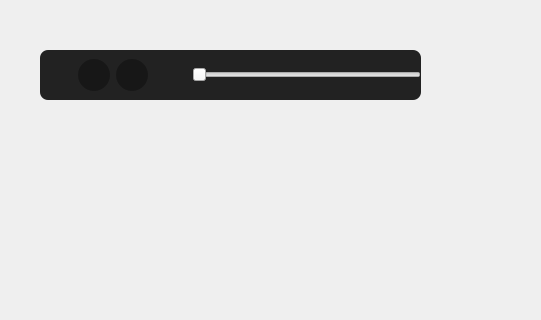
The window that OnlinePlayer/playerwidget.ui (barry-ran/OnlinePlayer) describes before a commit, drawn with Qt 5; both pictures show x 0 to 541 and y 0 to 320 of the 700 by 500 pixel window.
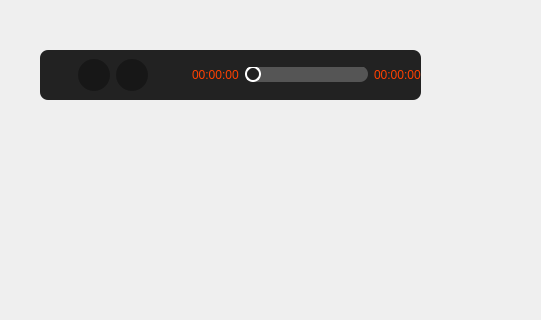
The same window after the commit. Icons and pictures are not drawn.

```diff
--- a/OnlinePlayer/playerwidget.ui
+++ b/OnlinePlayer/playerwidget.ui
@@ -37,6 +37,10 @@
 border-radius: 8px;
 }
 
+QLabel {
+color: rgb(255, 64, 0);
+}
+
 QPushButton {
 border: none;
 }
@@ -106,6 +110,24 @@
 
 QPushButton:hover#nextBtn {
 image: url(:/res/control/next-hover.png);
+}
+
+QSlider::groove:horizontal {
+border: none;
+height: 16px;
+border-radius: 8px;
+background: rgb(85,85,85);
+}
+
+QSlider::handle:horizontal {
+background: rgb(34, 34, 34);
+border: 2px solid #FFFFFF;
+width: 12px;
+border-radius: 8px;
+}
+
+QSlider::handle:horizontal:hover {
+background: rgb(255, 64, 0);
 }</string>
    </property>
    <layout class="QGridLayout" name="gridLayout">
@@ -191,13 +213,33 @@
       </property>
      </widget>
     </item>
-    <item row="0" column="5">
+    <item row="0" column="6">
      <widget class="QSlider" name="playSlider">
       <property name="orientation">
        <enum>Qt::Horizontal</enum>
       </property>
      </widget>
     </item>
+    <item row="0" column="5">
+     <widget class="QLabel" name="label">
+      <property name="text">
+       <string>00:00:00</string>
+      </property>
+      <property name="textFormat">
+       <enum>Qt::PlainText</enum>
+      </property>
+     </widget>
+    </item>
+    <item row="0" column="7">
+     <widget class="QLabel" name="label_2">
+      <property name="text">
+       <string>00:00:00</string>
+      </property>
+      <property name="textFormat">
+       <enum>Qt::PlainText</enum>
+      </property>
+     </widget>
+    </item>
    </layout>
   </widget>
  </widget>
```
Left out of the diff: 48 changed lines with no effect on the pictures.
